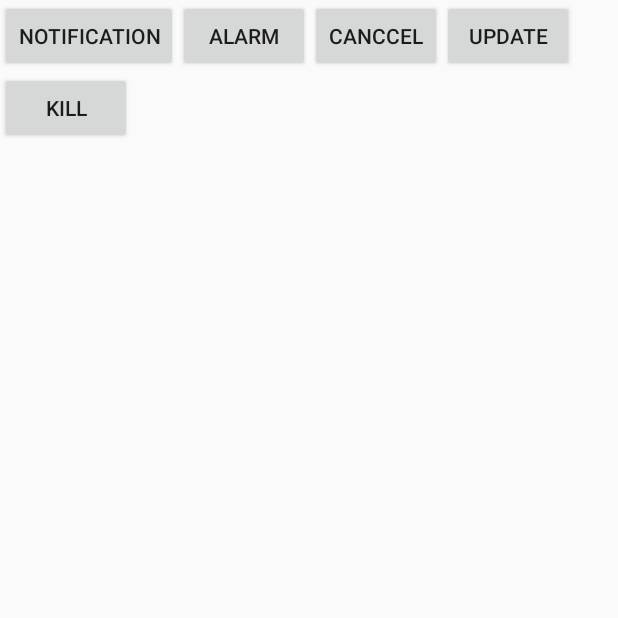
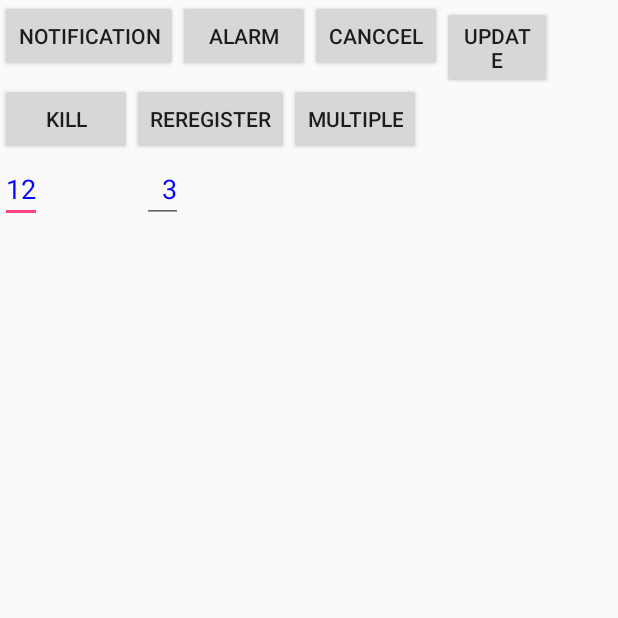
Before and after one commit to moritanian/android-alarm-plugin, an Android app: the screen it shows after launch (MainActivity), after a tap on "CANCCEL", on a phone screen of 412 x 824 dp, the top half of it. Run offline under Robolectric (Android 15) with nearby library versions, the phone set to English and light mode, and no system bars; 2 other taps on this screen came first.

Commit message:
reboot再登録対応

```diff
--- a/app/src/main/java/example/com/notificationtest/AlarmNotificationActivity.java
+++ b/app/src/main/java/example/com/notificationtest/AlarmNotificationActivity.java
@@ -28,14 +28,14 @@ public class AlarmNotificationActivity extends Activity {
                 WindowManager.LayoutParams.FLAG_TURN_SCREEN_ON |
                 WindowManager.LayoutParams.FLAG_KEEP_SCREEN_ON);
 
-        Toast.makeText(this, "アラーム！", Toast.LENGTH_SHORT).show();
+        //Toast.makeText(this, "アラーム！", Toast.LENGTH_SHORT).show();
 
     }
 
     @Override
     public void onStart() {
         super.onStart();
-        Toast.makeText(getApplicationContext(), "アラームスタート！", Toast.LENGTH_LONG).show();
+        //Toast.makeText(getApplicationContext(), "アラームスタート！", Toast.LENGTH_LONG).show();
         // 音を鳴らす
         if (mp == null)
             // resのrawディレクトリにtest.mp3を置いてある
--- a/app/src/main/java/example/com/notificationtest/AlarmReceiver.java
+++ b/app/src/main/java/example/com/notificationtest/AlarmReceiver.java
@@ -20,5 +20,9 @@ public class AlarmReceiver extends BroadcastReceiver {
         // 画面起動に必要
         notification.setFlags(Intent.FLAG_ACTIVITY_NEW_TASK);
         context.startActivity(notification);
+
+        // 実行したので削除
+        Integer priId = intent.getIntExtra("pri_id" ,0);
+        MyAlarmManager.deleteAlarmFromPrefs(context, priId);
     }
 }
--- a/app/src/main/java/example/com/notificationtest/MainActivity.java
+++ b/app/src/main/java/example/com/notificationtest/MainActivity.java
@@ -13,13 +13,14 @@ import android.util.Log;
 import android.view.View;
 import android.view.View.OnClickListener;
 import android.widget.Button;
+import android.widget.EditText;
 
 public class MainActivity extends Activity {
     public final String TAG = MainActivity.class.getName();
 
     private static final String ACTION_TEXT_UPDATE = "example.com.ACTION_TEXT_UPDATE";
 
-    private int aid = 0;
+    private int aid = 1;
 
     @Override
     protected void onCreate(Bundle savedInstanceState) {
@@ -32,8 +33,9 @@ public class MainActivity extends Activity {
             @Override
             public void onClick(View v) {
                 Log.d(TAG, "onClick1");
-                MyAlarmManager.addNotification(MainActivity.this, aid, "通知名", "通知タイトル", "通知ラベル", 5);
+                MyAlarmManager.addNotification(MainActivity.this, aid, "通知名" + aid, "通知タイトル" + aid, "通知ラベル" + aid, getTimeSec());
                 aid ++;
+                setCurrentId(aid);
             }
 
         });
@@ -44,9 +46,9 @@ public class MainActivity extends Activity {
             @Override
             public void onClick(View v) {
                 Log.d(TAG, "onClick2");
-                MyAlarmManager.addAlarm(MainActivity.this, aid, 20);
+                MyAlarmManager.addAlarm(MainActivity.this, aid, getTimeSec());
                 aid ++;
-
+                setCurrentId(aid);
             }
 
         });
@@ -57,7 +59,8 @@ public class MainActivity extends Activity {
             @Override
             public void onClick(View v) {
                 Log.d(TAG, "onClick3");
-                MyAlarmManager.stopAlarm(MainActivity.this, aid - 1);
+                MyAlarmManager.resetAll(MainActivity.this);
+                MyAlarmManager.clearNotification(MainActivity.this, getCurrentId());
             }
 
         });
@@ -68,7 +71,7 @@ public class MainActivity extends Activity {
             @Override
             public void onClick(View v) {
                 Log.d(TAG, "onClick4");
-                MyAlarmManager.addNotification(MainActivity.this, aid-1, "通知名2", "通知タイトル2", "通知ラベル2", 5);
+                MyAlarmManager.addNotification(MainActivity.this, aid-1, "name2", "title2", "label2", getTimeSec());
             }
 
         });
@@ -84,6 +87,55 @@ public class MainActivity extends Activity {
             }
 
         });
+
+        Button btn6 = (Button)findViewById(R.id.button6);
+        btn6.setOnClickListener(new OnClickListener() {
+
+            @Override
+            public void onClick(View v) {
+                Log.d(TAG, "onClick6");
+                MyAlarmManager.reregisterAlarm(MainActivity.this);
+
+            }
+
+        });
+        Button btn7 = (Button)findViewById(R.id.button7);
+        btn7.setOnClickListener(new OnClickListener() {
+
+            @Override
+            public void onClick(View v) {
+                Log.d(TAG, "onClick7");
+                /*
+                for (int i=0;i<3; i++) {
+                    MyAlarmManager.addNotification(MainActivity.this, i+100, "multi" + i , "multi" + i , "multi" + i, getTimeSec());
+                }*/
+                for (int i=10;i<15; i+=1) {
+                    MyAlarmManager.addNotification(MainActivity.this, i+100, "multi" + i , "multi" + i , "multi" + i, getTimeSec() + i - 9);
+                }
+
+                for (int i=15;i<20; i+=1) {
+                    MyAlarmManager.addNotification(MainActivity.this, i+100, "multi" + i , "multi" + i , "multi" + i, getTimeSec() + (i-12)*3 );
+                }
+
+                MyAlarmManager.reregisterAlarm(MainActivity.this);
+            }
+
+        });
+    }
+
+    private int getTimeSec(){
+        final EditText timeSec = (EditText)findViewById(R.id.time_sec);
+        return Integer.parseInt(timeSec.getText().toString());
+    }
+
+    private int getCurrentId(){
+        final EditText currentIdText = (EditText)findViewById(R.id.current_id);
+        return Integer.parseInt(currentIdText.getText().toString());
+    }
+
+    private void setCurrentId(int id){
+        final EditText currentIdText = (EditText)findViewById(R.id.current_id);
+        currentIdText.setText(Integer.toString( id));
     }
 
 }
--- a/app/src/main/java/example/com/notificationtest/MyAlarmManager.java
+++ b/app/src/main/java/example/com/notificationtest/MyAlarmManager.java
@@ -1,12 +1,19 @@
 package example.com.notificationtest;
 
 import java.util.Calendar;
+import java.util.HashSet;
+import java.util.Iterator;
+import java.util.LinkedHashSet;
+import java.util.Timer;
+import java.util.TimerTask;
 
 
 import android.app.AlarmManager;
+import android.app.NotificationManager;
 import android.app.PendingIntent;
 import android.content.Context;
 import android.content.Intent;
+import android.content.SharedPreferences;
 import android.util.Log;
 
 
@@ -15,14 +22,41 @@ public class MyAlarmManager {
     public static final String ACTION_ALARM = "ACTION_ALARM";
     public static final String ACTION_NOTIFICATION = "ACTION_NOTIFICATION";
 
-    private static AlarmManager am;
-    private static PendingIntent mAlarmSender;
+    private static final String PREFS_NAME = "alarm-manager-prefs";
+    private static final String NOTIFICATION_IDS_PREFS_KEY = "notification-ids-prefs-key";
+    private static final String ALARM_IDS_PREFS_KEY = "alarm-ids-prefs-key";
+
+
+    public static Context context;
 
     private static final String TAG = MyAlarmManager.class.getSimpleName();
 
-    public MyAlarmManager(){
+    private static SharedPreferences dataStore;
+    private static SharedPreferences.Editor editor;
 
+    public static void init(Context con){
+        reregisterAlarm(con);
     }
+
+    public static void resetAllAlarms(Context con) {
+        setPrefs(con);
+        for (int id : getAlarmIds(con)) {
+            resetAlarm(con, id);
+        }
+    }
+
+    public static void resetAllNotificatios(Context con){
+        setPrefs(con);
+        for (int id : getNotificationIds(con)) {
+            resetNotification(con, id);
+        }
+    }
+
+    public static void resetAll(Context con){
+        resetAllAlarms(con);
+        resetAllNotificatios(con);
+    }
+
 
     public static void addAlarm(Context con, int id, int secondsFromNow) {
         Calendar c = Calendar.getInstance();
@@ -30,48 +64,226 @@ public class MyAlarmManager {
         addAlarm(con, id, c);
     }
 
-    public static void addAlarm(Context con, int id, Calendar c){
+    public static void addAlarm(Context con, int id, Calendar c) {
         Intent intent = new Intent(con, MyAlarmService.class);
-        intent.setType("pri_id" + id);
+        intent.setType(getAlarmIntentType(id));
         intent.setAction(ACTION_ALARM);
         intent.putExtra("action", ACTION_ALARM);
+        intent.putExtra("pri_id", id);
         setAlarmManager(con, id, intent, c);
+
+        setPrefs(con);
+        editor.putLong("alarm-time" + id, c.getTimeInMillis());
+        HashSet<String> alarmIds = (HashSet<String>) dataStore.getStringSet(ALARM_IDS_PREFS_KEY, new HashSet<String>());
+        alarmIds.add(Integer.toString(id));
+        editor.putStringSet(ALARM_IDS_PREFS_KEY, alarmIds);
+        editor.apply();
     }
 
-    public static void addNotification(Context con, int id, String name, String title, String label,  int secondsFromNow) {
+    public static void addNotification(Context con, int id, String title, String ticker, String text, int secondsFromNow) {
+        context = con;
         Calendar c = Calendar.getInstance();
         c.add(Calendar.SECOND, secondsFromNow);
-        addNotification(con, id, name, title, label, c);
+        addNotification(con, id, title, ticker, text, c);
     }
 
-    public static void addNotification(Context con, int id, String name, String title, String label,  Calendar c){
+    public static void addNotification(Context con, int id, String title, String ticker, String text, Calendar c) {
 
         Intent intent = new Intent(con, MyAlarmService.class);
-        intent.setType("pri_id" + id);
+        String type =  getNotificationIntentType(id);
+        intent.setType(type);
         intent.setAction(ACTION_NOTIFICATION);
         intent.putExtra("action", ACTION_NOTIFICATION);
-        intent.putExtra("name", name);
         intent.putExtra("title", title);
-        intent.putExtra("label", label);
+        intent.putExtra("ticker", ticker);
+        intent.putExtra("text", text);
         intent.putExtra("pri_id", id);
+        setAlarmManager(con, id, intent, c);
 
-        setAlarmManager(con, id, intent, c);
+
+        setPrefs(con);
+        editor.putString("title" + id, title);
+        editor.putString("ticker" + id, ticker);
+        editor.putString("text" + id, text);
+        editor.putLong("notification-time" + id, c.getTimeInMillis());
+        HashSet<String> notificationIds = (HashSet<String>) dataStore.getStringSet(NOTIFICATION_IDS_PREFS_KEY, new HashSet<String>());
+        notificationIds.add(Integer.toString(id));
+        editor.putStringSet(NOTIFICATION_IDS_PREFS_KEY, notificationIds);
+        editor.apply();
+
     }
 
-    private static void setAlarmManager(Context con, int id, Intent intent, Calendar c){
+    private static void setAlarmManager(Context con, int id, Intent intent, Calendar c) {
+        Log.i(TAG, "setAlarmManager " + Integer.toString(id) + " " + c.getTimeInMillis());
         PendingIntent pendingIntent = PendingIntent.getService(con, id, intent, PendingIntent.FLAG_UPDATE_CURRENT);
-        AlarmManager manager = (AlarmManager)con.getSystemService(con.ALARM_SERVICE);
+        AlarmManager manager = (AlarmManager) con.getSystemService(con.ALARM_SERVICE);
         manager.set(AlarmManager.RTC_WAKEUP, c.getTimeInMillis(), pendingIntent);
     }
 
-    public static void stopAlarm(Context con, int id) {
+    public static void resetAlarm(Context con, int id) {
         // アラームのキャンセル
-        Log.d(TAG, "stopAlarm()");
+        Log.d(TAG, "resetAlarm");
         Intent intent = new Intent(con, MyAlarmService.class);
-        intent.setType("pri_id" + id);
+        intent.setType(getAlarmIntentType(id));
+        cancelAmarmManager(con, id, intent);
+        deleteAlarmFromPrefs(con, id);
+    }
+
+    public static void resetNotification(Context con, int id) {
+        // アラームのキャンセル
+        Log.d(TAG, "resetNotification()");
+        Intent intent = new Intent(con, MyAlarmService.class);
+        intent.setType(getNotificationIntentType(id));
+        cancelAmarmManager(con, id, intent);
+        deleteNotificationAlarmFromPrefs(con, id);
+    }
+
+    static void cancelAmarmManager(Context con, int id, Intent intent) {
+
         PendingIntent sender = PendingIntent.getBroadcast(con, id, intent, PendingIntent.FLAG_CANCEL_CURRENT);
-        AlarmManager alarm = (AlarmManager)con.getSystemService(Context.ALARM_SERVICE);
+        AlarmManager alarm = (AlarmManager) con.getSystemService(Context.ALARM_SERVICE);
         alarm.cancel(sender);
         sender.cancel();
     }
+
+    // でている通知削除
+    public static void clearNotification(Context con, int id){
+        NotificationManager notificationManager = (NotificationManager)context.getSystemService(Context.NOTIFICATION_SERVICE);
+        notificationManager.cancel(id);
+    }
+
+    // 登録していたアラームを再度登録
+    public static void reregisterAlarm(Context con){
+
+        Log.i("reregister", con.toString());
+        setPrefs(con);
+
+        final Iterator<Integer> alarmIdsIter = getAlarmIds(con).iterator();
+        if(alarmIdsIter.hasNext()) {
+            alarmTimerFunc(con, alarmIdsIter);
+        }
+
+
+        final Iterator<Integer> notificationIdsIter = getNotificationIds(con).iterator();
+        if(notificationIdsIter.hasNext()) {
+          notificationTimerFunc(con, notificationIdsIter);
+        }
+
+    }
+
+
+    private static void alarmTimerFunc(final Context con, final Iterator<Integer> alarmIdsIter){
+        Timer timer = new Timer();
+        timer.schedule(new TimerTask() {
+            @Override
+            public void run() {
+                reregisterAlarm(con, alarmIdsIter.next(), 1);
+                if(alarmIdsIter.hasNext()){
+                    alarmTimerFunc(con, alarmIdsIter);
+                }
+            }
+        }, 100);
+    }
+
+
+    private static void reregisterAlarm(Context con, int id, int instantTime){
+        String idStr = Integer.toString(id);
+        long time=  dataStore.getLong("alarm-time" + id, -1);
+
+        Calendar c = Calendar.getInstance();
+        Long current = c.getTimeInMillis();
+
+        // 過去の
+        if(time < current){
+            time = current + instantTime * 1000; // すぐ発火
+        }
+
+        c.setTimeInMillis(time);
+
+        addAlarm(con, id, c);
+        Log.i("reregister-alarm", idStr);
+        Log.i("reregister-time", Long.toString(time - current));
+
+    }
+
+    private static void notificationTimerFunc(final Context con, final Iterator<Integer> notificationIdsIter){
+        Timer timer = new Timer();
+        timer.schedule(new TimerTask() {
+            @Override
+            public void run() {
+                reregisterNotification(con, notificationIdsIter.next(), 1);
+                if(notificationIdsIter.hasNext()){
+                    notificationTimerFunc(con, notificationIdsIter);
+                }
+            }
+        }, 1000);
+    }
+
+    private static String getAlarmIntentType(int id){
+        return "alarm_id" + id;
+    }
+
+    private static String getNotificationIntentType(int id){
+        return "notification_id" + id;
+    }
+
+
+    private static void reregisterNotification(Context con, int id, int instantTime){
+        String title = dataStore.getString("title" + id, "");
+        String ticker = dataStore.getString("ticker" + id, "");
+        String text = dataStore.getString("text" + id, "");
+        long time=  dataStore.getLong("notification-time" + id, -1);
+
+        Calendar c = Calendar.getInstance();
+        Long current = c.getTimeInMillis();
+        // 過去の
+        if(time < current){
+            time = current + instantTime * 1000; // すぐ発火
+        }
+        c.setTimeInMillis(time);
+
+        addNotification(con, id, title, ticker, text, c);
+        Log.i("reregister-notification", Integer.toString(id));
+        Log.i("reregister-time", Long.toString(time - current));
+    }
+
+    public static void deleteNotificationAlarmFromPrefs(Context con, int id) {
+        deleteAlarmManagerFromPrefs(con, id, NOTIFICATION_IDS_PREFS_KEY);
+    }
+    public static void deleteAlarmFromPrefs(Context con, int id){
+        deleteAlarmManagerFromPrefs(con, id, ALARM_IDS_PREFS_KEY);
+    }
+    private static void deleteAlarmManagerFromPrefs(Context con, int id, String prefsKey){
+
+        Log.i("deleteAlarmFromPrefs", prefsKey + id);
+        setPrefs(con);
+
+        HashSet<String> ids = (HashSet<String>) dataStore.getStringSet(prefsKey, new HashSet<String>());
+        ids.remove(Integer.toString(id));
+        editor.putStringSet(prefsKey, ids);
+        editor.commit();
+    }
+
+    private static void setPrefs(Context con){
+        dataStore = con.getSharedPreferences(PREFS_NAME, con.MODE_PRIVATE);
+        editor = dataStore.edit();
+    }
+
+    private static HashSet<Integer>  getAlarmIds(Context con){
+        HashSet<Integer> alarmIds = new HashSet<>();
+        HashSet<String> alarmIdsStr = (HashSet<String>) dataStore.getStringSet(ALARM_IDS_PREFS_KEY, new HashSet<String>());
+        for (String idStr : alarmIdsStr) {
+            alarmIds.add(Integer.parseInt(idStr));
+        }
+        return alarmIds;
+    }
+
+    private static HashSet<Integer>  getNotificationIds(Context con){
+        HashSet<Integer> notificationIds = new HashSet<>();
+        HashSet<String> notificationIdsStr = (HashSet<String>) dataStore.getStringSet(NOTIFICATION_IDS_PREFS_KEY, new HashSet<String>());
+        for (String idStr : notificationIdsStr) {
+            notificationIds.add(Integer.parseInt(idStr));
+        }
+        return notificationIds;
+    }
 }
--- a/app/src/main/res/layout/activity_main.xml
+++ b/app/src/main/res/layout/activity_main.xml
@@ -7,9 +7,11 @@
     tools:context="example.com.notificationtest.MainActivity">
 <LinearLayout
     android:id="@+id/R1"
-    android:layout_width="match_parent"
-    android:layout_height="match_parent"
-    android:orientation="vertical">
+    android:layout_width="368dp"
+    android:layout_height="495dp"
+    android:orientation="vertical"
+    tools:layout_editor_absoluteY="8dp"
+    tools:layout_editor_absoluteX="8dp">
     <LinearLayout
         android:id="@+id/p1"
         android:layout_width="match_parent"
@@ -56,7 +58,45 @@
             android:layout_height="wrap_content"
             android:layout_alignParentTop="true"
             android:text="kill" />
+        <Button
+            android:id="@+id/button6"
+            android:layout_width="wrap_content"
+            android:layout_height="wrap_content"
+            android:layout_alignParentTop="true"
+            android:text="reregister" />
+        <Button
+            android:id="@+id/button7"
+            android:layout_width="wrap_content"
+            android:layout_height="wrap_content"
+            android:layout_alignParentTop="true"
+            android:text="multiple" />
     </LinearLayout>
+    <LinearLayout
+        android:id="@+id/p3"
+        android:layout_width="match_parent"
+        android:layout_height="wrap_content"
+        android:weightSum="1">
+        <EditText
+            android:id="@+id/time_sec"
+            android:layout_width="wrap_content"
+            android:layout_height="wrap_content"
+            android:inputType="number"
+            android:textColor="#0000ff"
+            android:text="12"
+            >
+        </EditText>
+
+        <EditText
+            android:id="@+id/current_id"
+            android:layout_width="wrap_content"
+            android:layout_height="wrap_content"
+            android:inputType="number"
+            android:text="1"
+            android:layout_marginLeft="100px"
+            android:paddingLeft="20px"
+            android:textColor="#0000ff"></EditText>
+    </LinearLayout>
+
 </LinearLayout>
 
 </android.support.constraint.ConstraintLayout>
```
Also changed, not shown: app/src/main/AndroidManifest.xml (+6 -4 lines), app/src/main/java/example/com/notificationtest/MyAlarmService.java (+7 -2 lines), app/src/main/java/example/com/notificationtest/Notifier.java (+6 -4 lines), app/src/main/java/example/com/notificationtest/UpdateBroadcastReceiver.java (+15 -1 lines).
